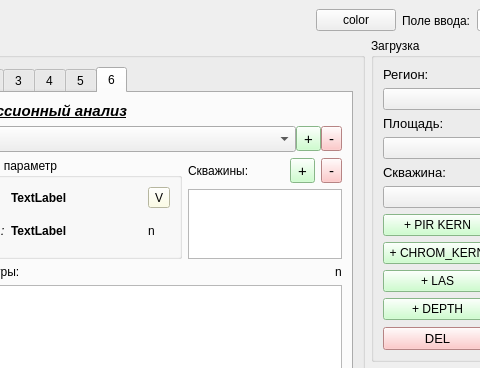
First picture: the form in qt/domanic_dialog.ui, repository idergunoff/domanic, before the edit; both pictures show x 665 to 1145 and y 0 to 368 of the 1292 by 882 pixel window.
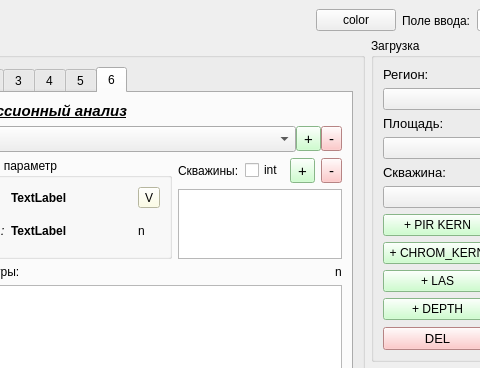
Second picture: the form after the edit. The open tabs and pages were chosen to show the change. Custom widgets are drawn as their Qt base class.

Commit message: regression, add user interval to well

```diff
--- a/qt/domanic_dialog.ui
+++ b/qt/domanic_dialog.ui
@@ -2936,7 +2936,7 @@
                         <widget class="QListWidget" name="listWidget_reg_well"/>
                        </item>
                        <item row="0" column="0">
-                        <layout class="QGridLayout" name="gridLayout_99" columnstretch="3,1">
+                        <layout class="QGridLayout" name="gridLayout_99" columnstretch="3,1,0">
                          <item row="0" column="0">
                           <widget class="QLabel" name="label_10">
                            <property name="text">
@@ -2944,7 +2944,7 @@
                            </property>
                           </widget>
                          </item>
-                         <item row="0" column="1">
+                         <item row="0" column="2">
                           <layout class="QGridLayout" name="gridLayout_100">
                            <item row="0" column="0">
                             <widget class="QToolButton" name="toolButton_add_reg_well">
@@ -2984,6 +2984,16 @@
                            </item>
                           </layout>
                          </item>
+                         <item row="0" column="1">
+                          <widget class="QCheckBox" name="checkBox_reg_well_user_int">
+                           <property name="toolTip">
+                            <string>Если включено, добавляются пользовательские интервалы</string>
+                           </property>
+                           <property name="text">
+                            <string>int</string>
+                           </property>
+                          </widget>
+                         </item>
                         </layout>
                        </item>
                       </layout>
```
The commit also changes 5 other files.
